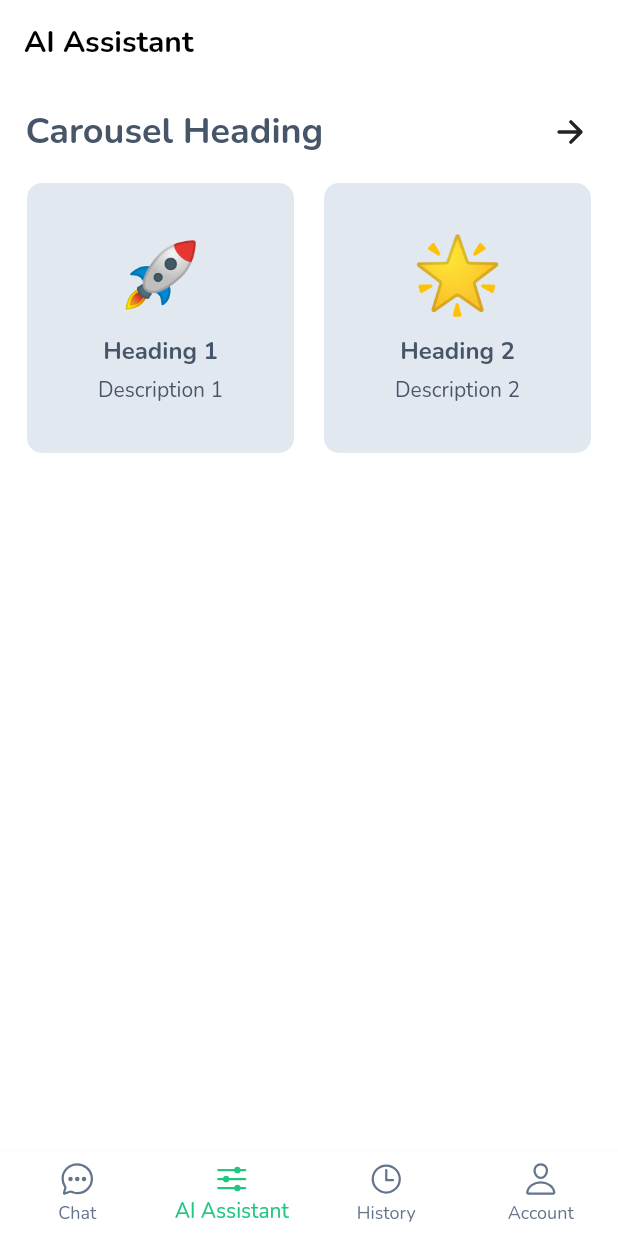
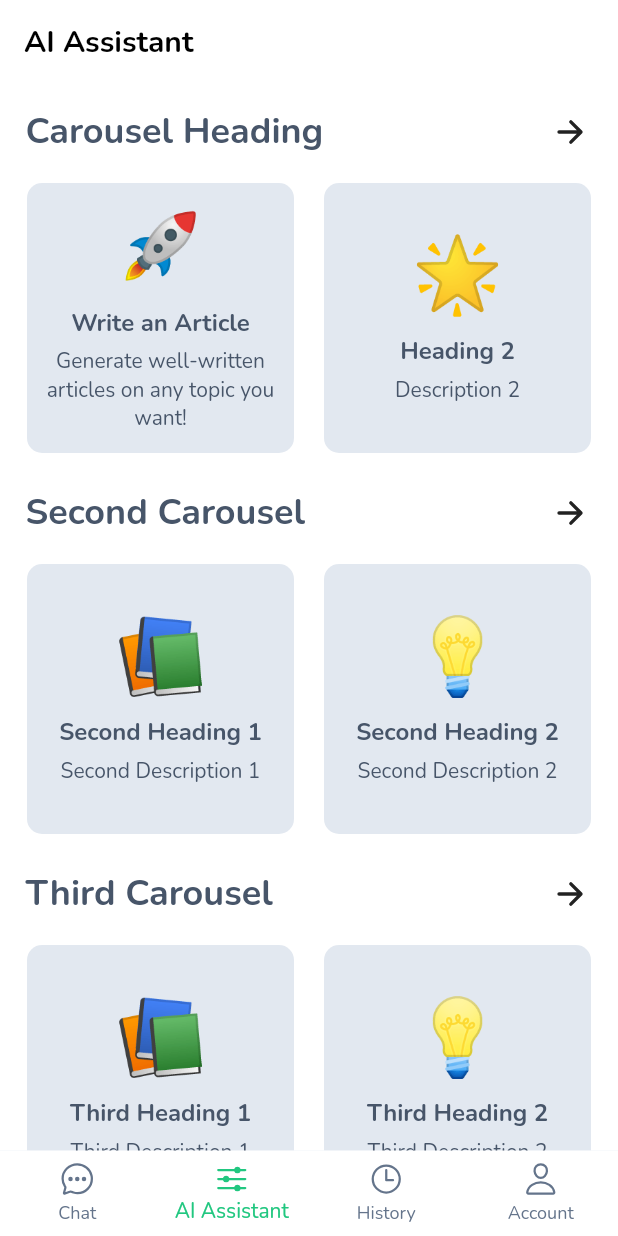
Before and after one commit to jordandadams/sphereai-app, a Flutter app: the screen it shows after launch, item 2 of the bottom bar chosen, on a phone screen of 412 x 824 dp. Run offline on Flutter 3.47's test engine with Material 2 defaults, Android fonts, the phone set to English and light mode, and no system bars; drawn by our look-alikes of carousel_slider; our stand-ins replace easy_localization, flutter_riverpod, hive, hive_flutter, ionicons; missing offline and left inert: flutter_displaymode; accounts and stored records are empty.

Commit message:
made widget and refactored to all many needs work

```diff
--- a/lib/ui/screens/ai_assistant_screen.dart
+++ b/lib/ui/screens/ai_assistant_screen.dart
@@ -3,6 +3,7 @@ import 'package:flutter_riverpod/flutter_riverpod.dart';
 import 'package:carousel_slider/carousel_slider.dart';
 import 'package:ionicons/ionicons.dart';
 
+import '../widgets/ai_assistant_screen/custom_carousel.dart';
 import 'ai_assistant_view_model.dart';
 
 class AIAssistantScreen extends ConsumerStatefulWidget {
@@ -13,24 +14,6 @@ class AIAssistantScreen extends ConsumerStatefulWidget {
 }
 
 class _AIAssistantScreenState extends ConsumerState<AIAssistantScreen> {
-  final List<String> emojiList = [
-    '🚀', // Rocket emoji
-    '🌟', // Star emoji
-    '🎉', // Party popper emoji
-  ];
-
-  final List<String> headingList = [
-    'Heading 1',
-    'Heading 2',
-    'Heading 3',
-  ];
-
-  final List<String> descriptionList = [
-    'Description 1',
-    'Description 2',
-    'Description 3',
-  ];
-
   @override
   Widget build(BuildContext context) {
     // Obtain the view model from the provider
@@ -46,80 +29,64 @@ class _AIAssistantScreenState extends ConsumerState<AIAssistantScreen> {
         backgroundColor: Colors.transparent,
         elevation: 0,
       ),
-      body: Container(
-        alignment: Alignment.topLeft,
-        child: Padding(
-          padding: const EdgeInsets.all(8.0),
-          child: Column(
-            crossAxisAlignment:
-                CrossAxisAlignment.start, // Left-align the text and carousel
-            children: [
-              Padding(
-                padding: const EdgeInsets.fromLTRB(9, 0, 0, 0),
-                child: Row(
-                  children: [
-                    Text(
-                      'Carousel Heading',
-                      style:
-                          TextStyle(fontSize: 24, fontWeight: FontWeight.bold),
-                    ),
-                    Spacer(),
-                    IconButton(
-                      onPressed: () {
-                        aiAssistantViewModel.onArrowTap();
-                      },
-                      icon: Icon(Ionicons.arrow_forward),
-                    ),
-                  ],
-                ),
-              ),
-              SizedBox(height: 10), // Spacing between text and carousel
-              CarouselSlider.builder(
-                itemCount: emojiList.length,
-                itemBuilder: (BuildContext context, int index, int realIndex) {
-                  return Container(
-                    width: MediaQuery.of(context).size.width * 0.5,
-                    margin: EdgeInsets.symmetric(horizontal: 10.0),
-                    decoration: BoxDecoration(
-                      color: Theme.of(context).colorScheme.background,
-                      borderRadius: BorderRadius.circular(10),
-                    ),
-                    child: Column(
-                      crossAxisAlignment: CrossAxisAlignment.center,
-                      mainAxisAlignment: MainAxisAlignment.center,
-                      children: [
-                        Text(
-                          emojiList[index],
-                          style: TextStyle(fontSize: 50), // Emoji size
-                        ),
-                        SizedBox(height: 10),
-                        Text(
-                          headingList[index],
-                          style: TextStyle(
-                              fontSize: 16, fontWeight: FontWeight.bold),
-                          textAlign: TextAlign.center,
-                        ),
-                        SizedBox(height: 5),
-                        Text(
-                          descriptionList[index],
-                          style: TextStyle(fontSize: 14),
-                          textAlign: TextAlign.center,
-                        ),
-                      ],
-                    ),
-                  );
-                },
-                options: CarouselOptions(
-                  height: 180,
-                  autoPlay: false,
-                  viewportFraction: 0.5,
-                  enlargeCenterPage: false,
-                  enableInfiniteScroll: false,
-                  padEnds: false,
-                ),
-              ),
-            ],
-          ),
+      body: SingleChildScrollView(
+        child: Column(
+          children: [
+            CustomCarousel(
+              carouselHeading: 'Carousel Heading',
+              emojiList: [
+                '🚀', // Rocket emoji
+                '🌟', // Star emoji
+                '🎉', // Party popper emoji
+              ],
+              headingList: [
+                'Write an Article',
+                'Heading 2',
+                'Heading 3',
+              ],
+              descriptionList: [
+                'Generate well-written articles on any topic you want!',
+                'Description 2',
+                'Description 3',
+              ],
+            ),
+            CustomCarousel(
+              carouselHeading: 'Second Carousel',
+              emojiList: [
+                '📚', // Books emoji
+                '💡', // Light bulb emoji
+                '🔍', // Magnifying glass emoji
+              ],
+              headingList: [
+                'Second Heading 1',
+                'Second Heading 2',
+                'Second Heading 3',
+              ],
+              descriptionList: [
+                'Second Description 1',
+                'Second Description 2',
+                'Second Description 3',
+              ],
+            ),
+            CustomCarousel(
+              carouselHeading: 'Third Carousel',
+              emojiList: [
+                '📚', // Books emoji
+                '💡', // Light bulb emoji
+                '🔍', // Magnifying glass emoji
+              ],
+              headingList: [
+                'Third Heading 1',
+                'Third Heading 2',
+                'Third Heading 3',
+              ],
+              descriptionList: [
+                'Third Description 1',
+                'Third Description 2',
+                'Third Description 3',
+              ],
+            ),
+          ],
         ),
       ),
     );
--- /dev/null
+++ b/lib/ui/widgets/ai_assistant_screen/custom_carousel.dart
@@ -0,0 +1,92 @@
+import 'package:flutter/material.dart';
+import 'package:carousel_slider/carousel_slider.dart';
+import 'package:ionicons/ionicons.dart';
+
+class CustomCarousel extends StatelessWidget {
+  final String carouselHeading;
+  final List<String> emojiList;
+  final List<String> headingList;
+  final List<String> descriptionList;
+
+  CustomCarousel({
+    required this.carouselHeading,
+    required this.emojiList,
+    required this.headingList,
+    required this.descriptionList,
+  });
+
+  @override
+  Widget build(BuildContext context) {
+    return Container(
+      alignment: Alignment.topLeft,
+      child: Padding(
+        padding: const EdgeInsets.all(8.0),
+        child: Column(
+          crossAxisAlignment: CrossAxisAlignment.start,
+          children: [
+            Padding(
+              padding: const EdgeInsets.fromLTRB(9, 0, 0, 0),
+              child: Row(
+                children: [
+                  Text(
+                    carouselHeading,
+                    style: TextStyle(fontSize: 24, fontWeight: FontWeight.bold),
+                  ),
+                  Spacer(),
+                  IconButton(
+                    onPressed: () {},
+                    icon: Icon(Ionicons.arrow_forward),
+                  ),
+                ],
+              ),
+            ),
+            SizedBox(height: 10),
+            CarouselSlider.builder(
+              itemCount: emojiList.length,
+              itemBuilder: (BuildContext context, int index, int realIndex) {
+                return Container(
+                  width: MediaQuery.of(context).size.width * 0.5,
+                  margin: EdgeInsets.symmetric(horizontal: 10.0),
+                  decoration: BoxDecoration(
+                    color: Theme.of(context).colorScheme.background,
+                    borderRadius: BorderRadius.circular(10),
+                  ),
+                  child: Column(
+                    crossAxisAlignment: CrossAxisAlignment.center,
+                    mainAxisAlignment: MainAxisAlignment.center,
+                    children: [
+                      Text(
+                        emojiList[index],
+                        style: TextStyle(fontSize: 50),
+                      ),
+                      SizedBox(height: 10),
+                      Text(
+                        headingList[index],
+                        style: TextStyle(fontSize: 16, fontWeight: FontWeight.bold),
+                        textAlign: TextAlign.center,
+                      ),
+                      SizedBox(height: 5),
+                      Text(
+                        descriptionList[index],
+                        style: TextStyle(fontSize: 14),
+                        textAlign: TextAlign.center,
+                      ),
+                    ],
+                  ),
+                );
+              },
+              options: CarouselOptions(
+                height: 180,
+                autoPlay: false,
+                viewportFraction: 0.5,
+                enlargeCenterPage: false,
+                enableInfiniteScroll: false,
+                padEnds: false,
+              ),
+            ),
+          ],
+        ),
+      ),
+    );
+  }
+}
```
